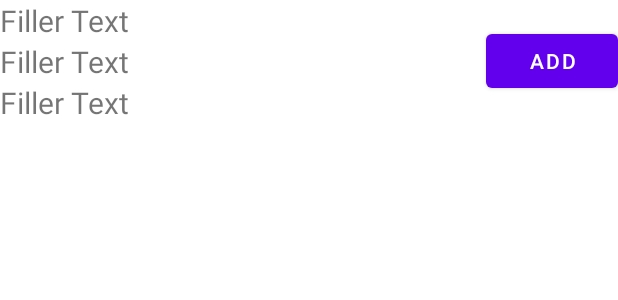
After one commit to ETS-Android2/JANI, an Android app: the layout item_workouttemplate_view.xml on its own in the app's theme, with its tools: preview values and no code run, on a phone screen of 412 x 824 dp. The commit adds this screen. Shown: the top 300 px of the screen. Run offline under Robolectric (Android 15) with nearby library versions, the phone set to English and light mode, and no system bars.

Commit message:
Read workout templates and add new templates, can display

```diff
--- a/app/src/main/java/com/sticknology/jani/MainActivity.java
+++ b/app/src/main/java/com/sticknology/jani/MainActivity.java
@@ -10,6 +10,7 @@ import androidx.navigation.Navigation;
 import androidx.navigation.ui.AppBarConfiguration;
 import androidx.navigation.ui.NavigationUI;
 
+import com.sticknology.jani.dataProcessing.InterpretWorkout;
 import com.sticknology.jani.databinding.ActivityMainBinding;
 
 public class MainActivity extends AppCompatActivity {
@@ -32,7 +33,6 @@ public class MainActivity extends AppCompatActivity {
         NavController navController = Navigation.findNavController(this, R.id.nav_host_fragment_activity_main);
         NavigationUI.setupActionBarWithNavController(this, navController, appBarConfiguration);
         NavigationUI.setupWithNavController(binding.navView, navController);
-
     }
 
 }
--- a/app/src/main/java/com/sticknology/jani/data/ListCreation.java
+++ b/app/src/main/java/com/sticknology/jani/data/ListCreation.java
@@ -55,6 +55,7 @@ public class ListCreation {
         return workoutArrayList;
     }
 
+    //TODO: Remove default string values and go back to empty strings
     public ArrayList<Workout> createEmptyWorkoutList(){
         ArrayList<Workout> workoutArrayList = new ArrayList<Workout>();
         workoutArrayList.add(new Workout("", "", ""));
--- a/app/src/main/java/com/sticknology/jani/dataProcessing/InterpretInterval.java
+++ b/app/src/main/java/com/sticknology/jani/dataProcessing/InterpretInterval.java
@@ -11,12 +11,12 @@ public class InterpretInterval {
         String pace = interval.getIntervalPace();
         String effort = interval.getIntervalEffort();
 
-        return distance + "|" + time + "|" + pace + "|" + effort;
+        return distance + "&!&" + time + "&!&" + pace + "&!&" + effort;
     }
 
     public Interval getIntervalObject(String input){
 
-        String[] comp = input.split("|");
+        String[] comp = input.split("(&!&)");
         String distance = comp[0];
         String time = comp[1];
         String pace = comp[2];
--- a/app/src/main/java/com/sticknology/jani/dataProcessing/InterpretRun.java
+++ b/app/src/main/java/com/sticknology/jani/dataProcessing/InterpretRun.java
@@ -17,7 +17,7 @@ public class InterpretRun {
 
         InterpretInterval interpretInterval = new InterpretInterval();
 
-        String build = name + "|" + description + "|" + type + "\n";
+        String build = name + "&!&" + description + "&!&" + type + "\n";
 
         for(int i = 0; i < intervalList.size(); i++){
 
@@ -31,7 +31,7 @@ public class InterpretRun {
 
         String[] buildArray = runString.split("\n");
 
-        String[] identifier = buildArray[0].split("|");
+        String[] identifier = buildArray[0].split("(&!&)");
         String name = identifier[0];
         String descriptor = identifier[1];
         String type = identifier[2];
@@ -42,7 +42,7 @@ public class InterpretRun {
         String[] effortArray = new String[buildArray.length-1];
 
         for (int i = 1; i < buildArray.length; i++) {
-            String[] intervalArray = buildArray[i].split("|");
+            String[] intervalArray = buildArray[i].split("(&!&)");
             distanceArray[i] = intervalArray[0];
             paceArray[i] = intervalArray[1];
             timeArray[i] = intervalArray[2];
--- a/app/src/main/java/com/sticknology/jani/dataProcessing/StandardReadWrite.java
+++ b/app/src/main/java/com/sticknology/jani/dataProcessing/StandardReadWrite.java
@@ -14,7 +14,9 @@ import java.io.OutputStreamWriter;
 
 public class StandardReadWrite {
 
-    public void writeText(String content, String filename, Context context) {
+    public void appendText(String content, String filename, Context context) {
+
+        System.out.println("Tried to write");
 
         try {
             OutputStreamWriter outputStreamWriter = new OutputStreamWriter(context.openFileOutput(filename, Context.MODE_APPEND));
--- a/app/src/main/java/com/sticknology/jani/ui/create/planCreation/RunCreationFragment.java
+++ b/app/src/main/java/com/sticknology/jani/ui/create/planCreation/RunCreationFragment.java
@@ -129,7 +129,7 @@ public class RunCreationFragment extends Fragment {
                 mSavedRun = new Run(intervalArrayList, mName, mDescription, mType);
                 String runString = new InterpretRun().getStringRun(mSavedRun);
                 StandardReadWrite standardReadWrite = new StandardReadWrite();
-                standardReadWrite.writeText(runString, "test.txt", getContext());
+                standardReadWrite.appendText(runString, "test.txt", getContext());
             }
         });
 
--- a/app/src/main/java/com/sticknology/jani/ui/create/planCreation/WorkoutCreationFragment.java
+++ b/app/src/main/java/com/sticknology/jani/ui/create/planCreation/WorkoutCreationFragment.java
@@ -1,6 +1,5 @@
 package com.sticknology.jani.ui.create.planCreation;
 
-import android.annotation.SuppressLint;
 import android.os.Bundle;
 import android.view.LayoutInflater;
 import android.view.View;
@@ -71,7 +70,7 @@ public class WorkoutCreationFragment extends Fragment {
                     InterpretWorkout interpretWorkout = new InterpretWorkout();
                     String workoutString = interpretWorkout.getStringWorkout(workout);
                     workoutString = workoutString.replace("\n", " ");
-                    standardReadWrite.writeText(workoutString,"workout_templates.txt", getContext());
+                    standardReadWrite.appendText(workoutString,"workout_templates.txt", getContext());
                 }
             }
         });
--- /dev/null
+++ b/app/src/main/res/layout/item_workouttemplate_view.xml
@@ -0,0 +1,44 @@
+<?xml version="1.0" encoding="utf-8"?>
+<LinearLayout
+    xmlns:android="http://schemas.android.com/apk/res/android"
+    android:layout_width="match_parent"
+    android:layout_height="wrap_content"
+    android:orientation="horizontal">
+
+    <LinearLayout
+        android:layout_width="0dp"
+        android:layout_weight="1"
+        android:layout_height="wrap_content"
+        android:orientation="vertical"
+        >
+
+        <TextView
+            android:layout_width="match_parent"
+            android:layout_height="wrap_content"
+            android:text="Filler Text"
+            android:id="@+id/wov_name"
+            android:textSize="20dp"/>
+
+        <TextView
+            android:layout_width="match_parent"
+            android:layout_height="wrap_content"
+            android:id="@+id/wov_type"
+            android:text="Filler Text"
+            android:textSize="20dp"/>
+
+        <TextView
+            android:layout_width="match_parent"
+            android:layout_height="wrap_content"
+            android:text="Filler Text"
+            android:id="@+id/wov_description"
+            android:textSize="20dp"/>
+
+    </LinearLayout>
+
+    <Button
+        android:layout_width="wrap_content"
+        android:layout_height="wrap_content"
+        android:text="Add"
+        android:layout_gravity="center"/>
+
+</LinearLayout>
```
Also changed, not shown: app/src/main/java/com/sticknology/jani/dataProcessing/InterpretWorkout.java (+25 -2 lines), app/src/main/java/com/sticknology/jani/ui/create/planCreation/WorkoutTemplateAdapter.java (+18 -1 lines), app/src/main/java/com/sticknology/jani/ui/create/planCreation/WorkoutTemplateFragment.java (+19 -0 lines), app/src/main/res/layout/fragment_workouttemplate.xml (+7 -0 lines), app/src/main/res/layout/item_view_workout.xml (deleted, +0 -29 lines).
